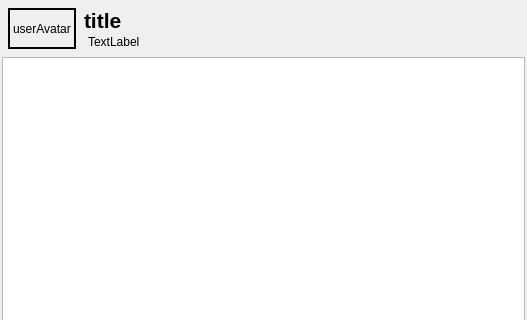
Above: sources/chat-area/ChatArea.ui from nuclear868/mattermost-qt before the change; both pictures show x 0 to 527 and y 0 to 320 of the 527 by 502 pixel window. Below: the same form after it.
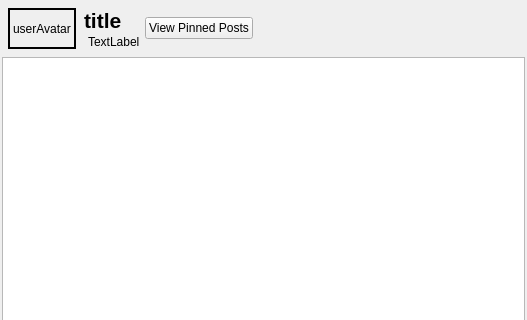
That is the form after the change. Icons and pictures are not drawn. Custom widgets are drawn as their Qt base class.

Commit message: For channels with pinned posts, a 'Pinned Posts' button is shown. The button opens a list of pinned posts. Also, a ResizableListWidget class is created, which solves the issue with QListWidget resizing, when the item widgets height may change because of resize (due to text wrap)

```diff
--- a/sources/chat-area/ChatArea.ui
+++ b/sources/chat-area/ChatArea.ui
@@ -108,6 +108,17 @@
        </item>
       </layout>
      </item>
+     <item>
+      <widget class="QPushButton" name="pinnedPostsButton">
+       <property name="text">
+        <string>View Pinned Posts</string>
+       </property>
+       <property name="icon">
+        <iconset resource="../../resource.qrc">
+         <normaloff>:/img/pushpin.png</normaloff>:/img/pushpin.png</iconset>
+       </property>
+      </widget>
+     </item>
      <item>
       <spacer name="horizontalSpacer">
        <property name="orientation">
```
Left out of the diff: 4 changed lines with no effect on the pictures. The commit also changes 20 other files.
